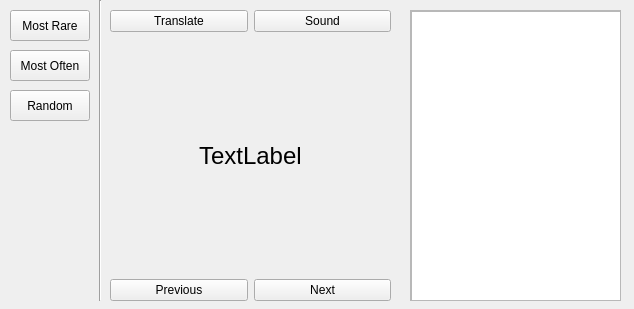
Old version of the form src/ui/subtitlesview.ui in the repository row248/learningFromSub.
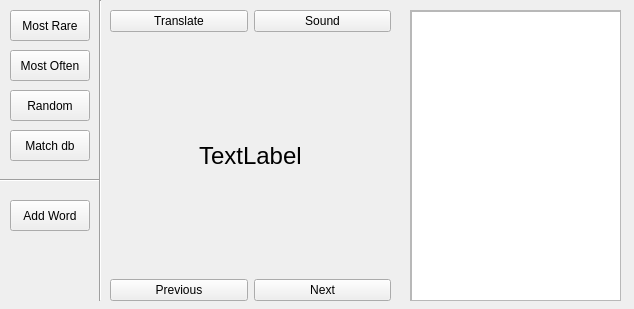
New version of the form.

```diff
--- a/src/ui/subtitlesview.ui
+++ b/src/ui/subtitlesview.ui
@@ -168,7 +168,7 @@
    <property name="geometry">
     <rect>
      <x>10</x>
-     <y>130</y>
+     <y>250</y>
      <width>71</width>
      <height>41</height>
     </rect>
@@ -203,6 +203,45 @@
     <string>Random</string>
    </property>
   </widget>
+  <widget class="QPushButton" name="btn_favorite">
+   <property name="geometry">
+    <rect>
+     <x>10</x>
+     <y>200</y>
+     <width>80</width>
+     <height>31</height>
+    </rect>
+   </property>
+   <property name="text">
+    <string>Add Word</string>
+   </property>
+  </widget>
+  <widget class="Line" name="line_2">
+   <property name="geometry">
+    <rect>
+     <x>0</x>
+     <y>170</y>
+     <width>100</width>
+     <height>20</height>
+    </rect>
+   </property>
+   <property name="orientation">
+    <enum>Qt::Horizontal</enum>
+   </property>
+  </widget>
+  <widget class="QPushButton" name="btn_matchDb">
+   <property name="geometry">
+    <rect>
+     <x>10</x>
+     <y>130</y>
+     <width>80</width>
+     <height>31</height>
+    </rect>
+   </property>
+   <property name="text">
+    <string>Match db</string>
+   </property>
+  </widget>
  </widget>
  <resources/>
  <connections/>
```
